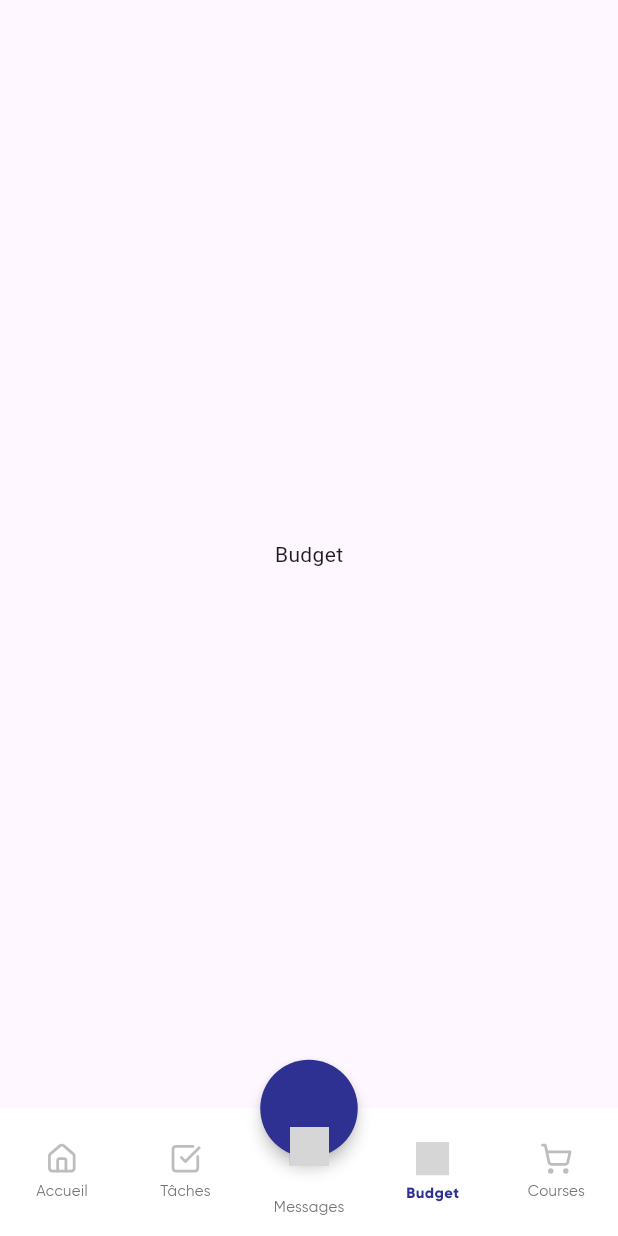
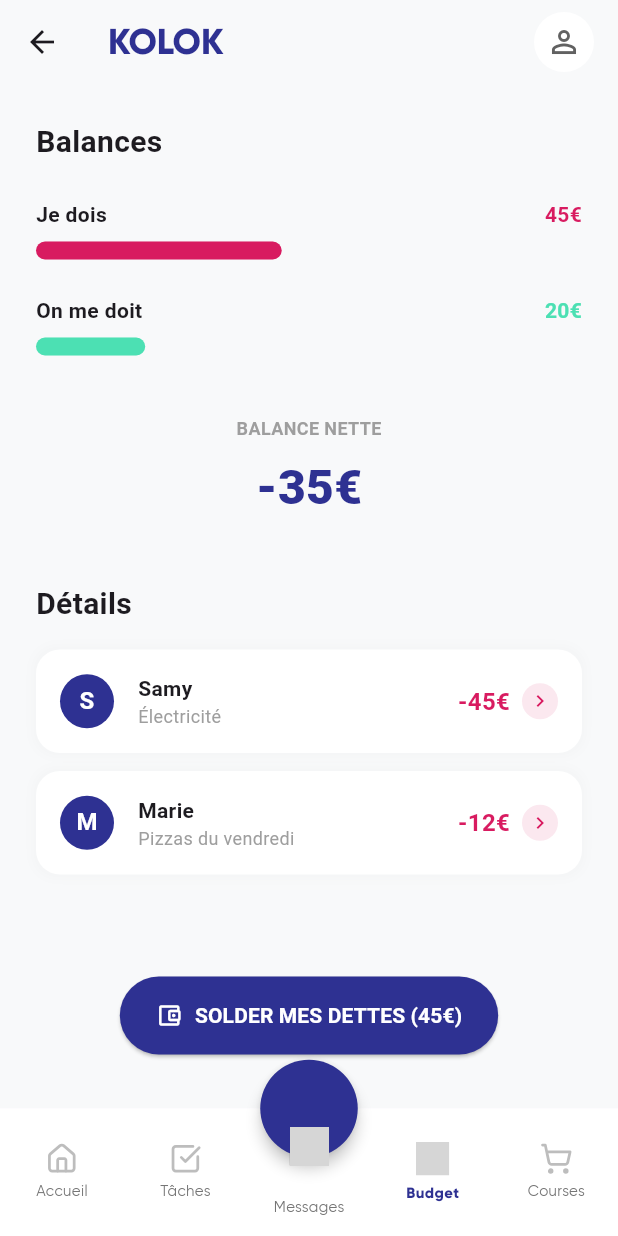
Before and after one commit to JulesssL/front-kolok, a Flutter app: the MainScreen screen opened directly, item 3 of the bottom bar chosen, on a phone screen of 412 x 824 dp. Run offline on Flutter 3.47's test engine with Material 3 defaults, Android fonts, the phone set to English and light mode, and no system bars; our stand-ins replace flutter_dotenv, flutter_secure_storage, flutter_svg, google_fonts; accounts and stored records are empty; grey boxes are pictures that could not be loaded.

Commit message:
feat: build budget screen UI

```diff
--- /dev/null
+++ b/lib/screens/budget/budget_screen.dart
@@ -0,0 +1,257 @@
+import 'package:flutter/material.dart';
+
+class BudgetScreen extends StatelessWidget {
+  const BudgetScreen({super.key});
+
+  @override
+  Widget build(BuildContext context) {
+    return Scaffold(
+      backgroundColor: const Color(0xFFF8F9FA),
+      appBar: AppBar(
+        backgroundColor: const Color(0xFFF8F9FA),
+        elevation: 0,
+        title: const Text(
+          "KOLOK",
+          style: TextStyle(
+            color: Color(0xFF2E3192),
+            fontWeight: FontWeight.w800,
+            fontSize: 24,
+            fontFamily: 'Gilroy',
+          ),
+        ),
+        actions: [
+          Padding(
+            padding: const EdgeInsets.only(right: 16.0),
+            child: CircleAvatar(
+              backgroundColor: Colors.white,
+              child: Icon(Icons.person_outline, color: Colors.grey.shade700),
+            ),
+          )
+        ],
+      ),
+      body: SingleChildScrollView(
+        padding: const EdgeInsets.all(24.0),
+        child: Column(
+          crossAxisAlignment: CrossAxisAlignment.start,
+          children: [
+            const Text(
+              "Balances",
+              style: TextStyle(fontSize: 20, fontWeight: FontWeight.bold),
+            ),
+            const SizedBox(height: 24),
+            _buildBalanceBar("Je dois", 45, 100, const Color(0xFFD81B60)),
+            const SizedBox(height: 24),
+            _buildBalanceBar("On me doit", 20, 100, const Color(0xFF4CE0B3)),
+            const SizedBox(height: 40),
+            Center(
+              child: Column(
+                children: [
+                  Text("BALANCE NETTE", style: TextStyle(color: Colors.grey.shade500, fontSize: 12, fontWeight: FontWeight.bold)),
+                  const SizedBox(height: 8),
+                  const Text("-35€", style: TextStyle(color: Color(0xFF2E3192), fontSize: 32, fontWeight: FontWeight.w800)),
+                ],
+              ),
+            ),
+            const SizedBox(height: 40),
+            const Text(
+              "Détails",
+              style: TextStyle(fontSize: 20, fontWeight: FontWeight.bold),
+            ),
+            const SizedBox(height: 16),
+            _buildDetailItem("S", "Samy", "Électricité", "-45€", const Color(0xFFD81B60), const Color(0xFF2E3192)),
+            _buildDetailItem("M", "Marie", "Pizzas du vendredi", "-12€", const Color(0xFFD81B60), const Color(0xFF2E3192)),
+            const SizedBox(height: 100),
+          ],
+        ),
+      ),
+      floatingActionButton: Padding(
+        padding: const EdgeInsets.only(bottom: 20.0),
+        child: ElevatedButton.icon(
+          onPressed: () => _showReimburseModal(context),
+          icon: const Icon(Icons.account_balance_wallet_outlined, color: Colors.white),
+          label: const Text(
+            "SOLDER MES DETTES (45€)",
+            style: TextStyle(color: Colors.white, fontWeight: FontWeight.bold),
+          ),
+          style: ElevatedButton.styleFrom(
+            backgroundColor: const Color(0xFF2E3192),
+            padding: const EdgeInsets.symmetric(horizontal: 24, vertical: 16),
+            shape: RoundedRectangleBorder(
+              borderRadius: BorderRadius.circular(30),
+            ),
+          ),
+        ),
+      ),
+      floatingActionButtonLocation: FloatingActionButtonLocation.centerFloat,
+    );
+  }
+
+  Widget _buildBalanceBar(String label, double value, double max, Color color) {
+    return Column(
+      crossAxisAlignment: CrossAxisAlignment.start,
+      children: [
+        Row(
+          mainAxisAlignment: MainAxisAlignment.spaceBetween,
+          children: [
+            Text(label, style: const TextStyle(fontWeight: FontWeight.w600)),
+            Text("${value.toInt()}€", style: TextStyle(color: color, fontWeight: FontWeight.bold)),
+          ],
+        ),
+        const SizedBox(height: 8),
+        Container(
+          height: 12,
+          decoration: BoxDecoration(
+            color: color.withOpacity(0.1),
+            borderRadius: BorderRadius.circular(10),
+          ),
+          child: FractionallySizedBox(
+            widthFactor: value / max,
+            alignment: Alignment.centerLeft,
+            child: Container(
+              decoration: BoxDecoration(
+                color: color,
+                borderRadius: BorderRadius.circular(10),
+              ),
+            ),
+          ),
+        ),
+      ],
+    );
+  }
+
+  Widget _buildDetailItem(String initial, String name, String description, String amount, Color amountColor, Color avatarColor) {
+    return Container(
+      margin: const EdgeInsets.only(bottom: 12),
+      padding: const EdgeInsets.all(16),
+      decoration: BoxDecoration(
+        color: Colors.white,
+        borderRadius: BorderRadius.circular(16),
+        boxShadow: [
+          BoxShadow(
+            color: Colors.grey.withOpacity(0.05),
+            blurRadius: 5,
+            spreadRadius: 2,
+          )
+        ],
+      ),
+      child: Row(
+        children: [
+          CircleAvatar(
+            backgroundColor: avatarColor,
+            radius: 18,
+            child: Text(initial, style: const TextStyle(color: Colors.white, fontWeight: FontWeight.bold)),
+          ),
+          const SizedBox(width: 16),
+          Expanded(
+            child: Column(
+              crossAxisAlignment: CrossAxisAlignment.start,
+              children: [
+                Text(name, style: const TextStyle(fontWeight: FontWeight.bold, fontSize: 14)),
+                Text(description, style: TextStyle(color: Colors.grey.shade500, fontSize: 12)),
+              ],
+            ),
+          ),
+          Text(amount, style: TextStyle(color: amountColor, fontWeight: FontWeight.bold, fontSize: 16)),
+          const SizedBox(width: 8),
+          Container(
+            padding: const EdgeInsets.all(4),
+            decoration: BoxDecoration(
+              color: amountColor.withOpacity(0.1),
+              shape: BoxShape.circle,
+            ),
+            child: Icon(Icons.chevron_right, color: amountColor, size: 16),
+          )
+        ],
+      ),
+    );
+  }
+
+  void _showReimburseModal(BuildContext context) {
+    showModalBottomSheet(
+      context: context,
+      isScrollControlled: true,
+      backgroundColor: Colors.transparent,
+      builder: (context) => Container(
+        padding: const EdgeInsets.all(24),
+        decoration: const BoxDecoration(
+          color: Colors.white,
+          borderRadius: BorderRadius.vertical(top: Radius.circular(24)),
+        ),
+        child: Column(
+          mainAxisSize: MainAxisSize.min,
+          crossAxisAlignment: CrossAxisAlignment.start,
+          children: [
+            const Text(
+              "Rembourser",
+              style: TextStyle(fontSize: 20, fontWeight: FontWeight.bold),
+            ),
+            const SizedBox(height: 24),
+            Container(
+              padding: const EdgeInsets.all(16),
+              decoration: BoxDecoration(
+                color: const Color(0xFFF0F0FA),
+                borderRadius: BorderRadius.circular(16),
+              ),
+              child: Column(
+                crossAxisAlignment: CrossAxisAlignment.start,
+                children: [
+                  Text("Montant à payer", style: TextStyle(color: Colors.grey.shade600, fontSize: 12)),
+                  const SizedBox(height: 8),
+                  const Row(
+                    children: [
+                      Text("45€", style: TextStyle(color: Color(0xFF2E3192), fontSize: 24, fontWeight: FontWeight.bold)),
+                      SizedBox(width: 8),
+                      Text("à Samy", style: TextStyle(fontSize: 16, fontWeight: FontWeight.w600)),
+                    ],
+                  ),
+                ],
+              ),
+            ),
+            const SizedBox(height: 24),
+            const Text("Méthode de paiement", style: TextStyle(fontWeight: FontWeight.w600)),
+            const SizedBox(height: 8),
+            Container(
+              padding: const EdgeInsets.symmetric(horizontal: 16),
+              decoration: BoxDecoration(
+                border: Border.all(color: Colors.grey.shade300),
+                borderRadius: BorderRadius.circular(12),
+              ),
+              child: DropdownButtonHideUnderline(
+                child: DropdownButton<String>(
+                  isExpanded: true,
+                  hint: const Text("Sélectionner une méthode"),
+                  items: const [],
+                  onChanged: (val) {},
+                ),
+              ),
+            ),
+            const SizedBox(height: 32),
+            Row(
+              children: [
+                Expanded(
+                  child: TextButton(
+                    onPressed: () => Navigator.pop(context),
+                    child: const Text("ANNULER", style: TextStyle(color: Colors.grey, fontWeight: FontWeight.bold)),
+                  ),
+                ),
+                const SizedBox(width: 16),
+                Expanded(
+                  child: ElevatedButton(
+                    onPressed: () => Navigator.pop(context),
+                    style: ElevatedButton.styleFrom(
+                      backgroundColor: const Color(0xFF2E3192),
+                      padding: const EdgeInsets.symmetric(vertical: 16),
+                      shape: RoundedRectangleBorder(borderRadius: BorderRadius.circular(30)),
+                    ),
+                    child: const Text("CONFIRMER", style: TextStyle(color: Colors.white, fontWeight: FontWeight.bold)),
+                  ),
+                ),
+              ],
+            ),
+            const SizedBox(height: 16),
+          ],
+        ),
+      ),
+    );
+  }
+}
--- a/lib/screens/main_screen.dart
+++ b/lib/screens/main_screen.dart
@@ -2,6 +2,7 @@ import 'package:flutter/material.dart';
 import 'package:flutter_svg/flutter_svg.dart';
 import 'home/home_screen.dart';
 import 'tasks/tasks_screen.dart';
+import 'budget/budget_screen.dart';
 
 class MainScreen extends StatefulWidget {
   const MainScreen({super.key});
@@ -17,7 +18,7 @@ class _MainScreenState extends State<MainScreen> {
     const HomeScreen(),
     const TasksScreen(),
     const Center(child: Text("Messages")),
-    const Center(child: Text("Budget")),
+    const BudgetScreen(),
     const Center(child: Text("Courses")),
   ];
 
```
